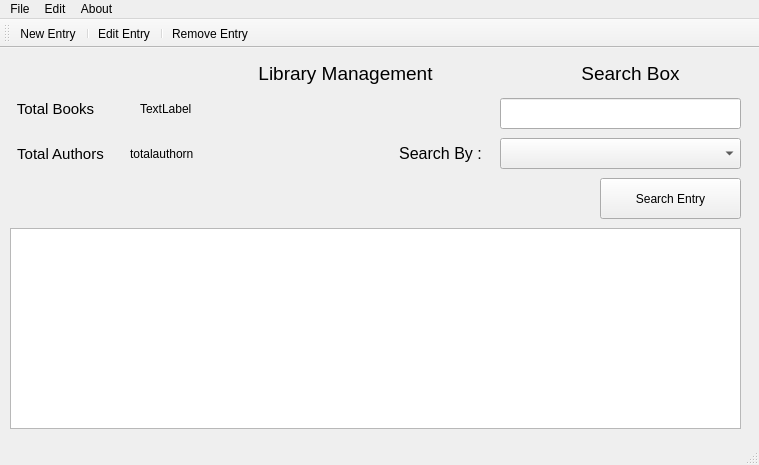
The window that mainwindow.ui (mexyzer/Library-Management) describes before a commit, drawn with Qt 5.
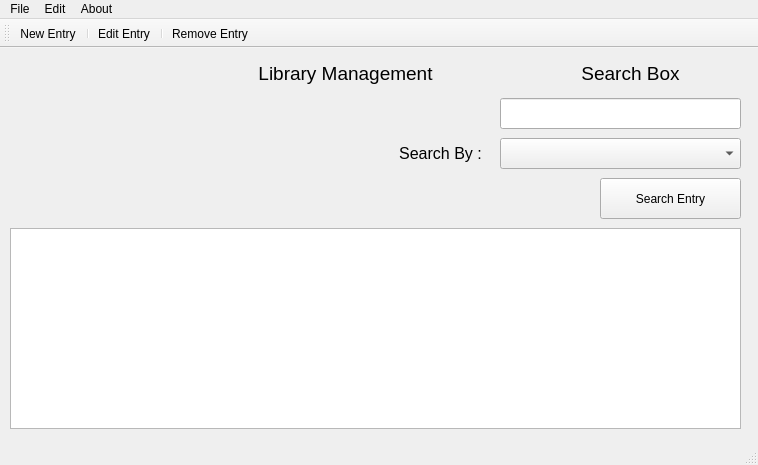
The same window after the commit. Icons and pictures are not drawn.

The edit to the form file:
```diff
--- a/mainwindow.ui
+++ b/mainwindow.ui
@@ -6,7 +6,7 @@
    <rect>
     <x>0</x>
     <y>0</y>
-    <width>759</width>
+    <width>758</width>
     <height>465</height>
    </rect>
   </property>
@@ -87,61 +87,6 @@
      </rect>
     </property>
    </widget>
-   <widget class="QLabel" name="label_2">
-    <property name="geometry">
-     <rect>
-      <x>0</x>
-      <y>30</y>
-      <width>111</width>
-      <height>61</height>
-     </rect>
-    </property>
-    <property name="font">
-     <font>
-      <pointsize>11</pointsize>
-     </font>
-    </property>
-    <property name="text">
-     <string>Total Books</string>
-    </property>
-    <property name="alignment">
-     <set>Qt::AlignCenter</set>
-    </property>
-   </widget>
-   <widget class="QLabel" name="label_4">
-    <property name="geometry">
-     <rect>
-      <x>10</x>
-      <y>80</y>
-      <width>101</width>
-      <height>51</height>
-     </rect>
-    </property>
-    <property name="font">
-     <font>
-      <pointsize>11</pointsize>
-     </font>
-    </property>
-    <property name="text">
-     <string>Total Authors</string>
-    </property>
-    <property name="alignment">
-     <set>Qt::AlignCenter</set>
-    </property>
-   </widget>
-   <widget class="QLabel" name="label_5">
-    <property name="geometry">
-     <rect>
-      <x>130</x>
-      <y>90</y>
-      <width>81</width>
-      <height>31</height>
-     </rect>
-    </property>
-    <property name="text">
-     <string>totalauthorn</string>
-    </property>
-   </widget>
    <widget class="QLabel" name="label_6">
     <property name="geometry">
      <rect>
@@ -184,26 +129,13 @@
      <set>Qt::AlignCenter</set>
     </property>
    </widget>
-   <widget class="QLabel" name="label_3">
-    <property name="geometry">
-     <rect>
-      <x>140</x>
-      <y>50</y>
-      <width>71</width>
-      <height>21</height>
-     </rect>
-    </property>
-    <property name="text">
-     <string>TextLabel</string>
-    </property>
-   </widget>
   </widget>
   <widget class="QMenuBar" name="menuBar">
    <property name="geometry">
     <rect>
      <x>0</x>
      <y>0</y>
-     <width>759</width>
+     <width>758</width>
      <height>19</height>
     </rect>
    </property>
```
Left out of the diff: 8 changed lines with no effect on the pictures.
